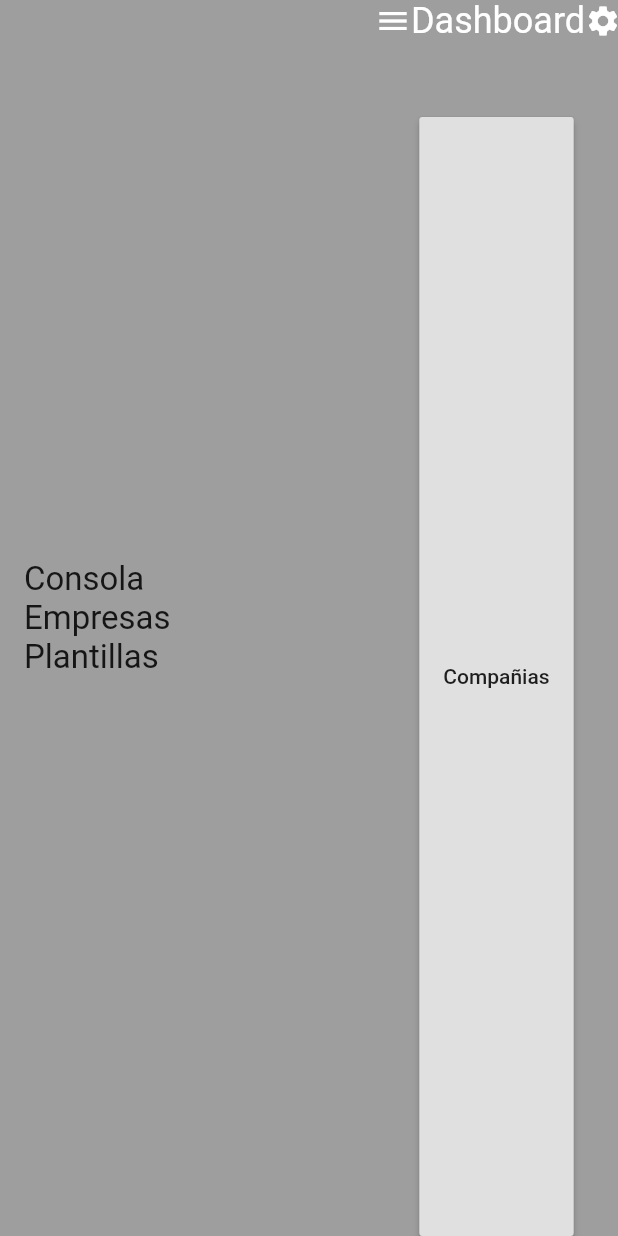
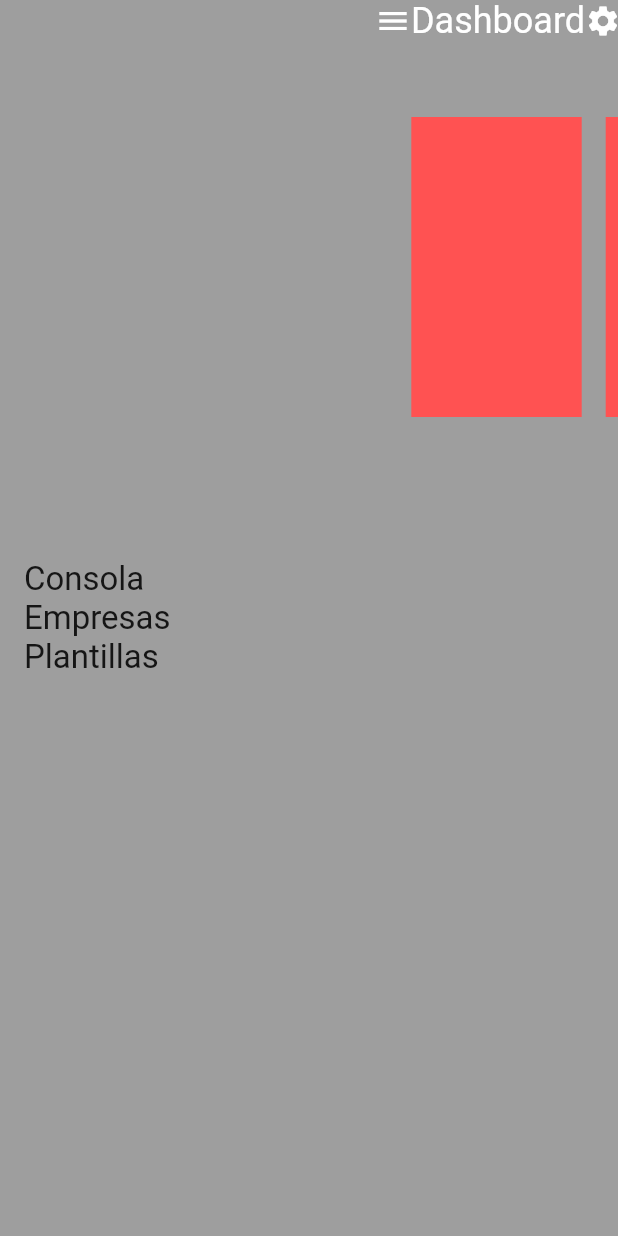
Before and after one commit to andreslab/paas-platform-master, a Flutter app: the screen it shows after launch, on a phone screen of 412 x 824 dp. Run offline on Flutter 3.47's test engine with Material 2 defaults, Android fonts, the phone set to English and light mode, and no system bars.

Commit message:
basic dasboard

```diff
--- a/lib/pages/home.dart
+++ b/lib/pages/home.dart
@@ -4,10 +4,25 @@ class HomePage extends StatelessWidget {
   @override
   Widget build(BuildContext context) {
     return Container(
-      child: RaisedButton(
-        child: Text("Compañias"),
-        onPressed: () => Navigator.pushNamed(context, "company"),
-      ),
-    );
+        child: Column(
+      children: <Widget>[
+        Container(
+          height: 200,
+          child: PageView.builder(
+            itemCount: 10,
+            controller: PageController(viewportFraction: 0.8),
+            scrollDirection: Axis.horizontal,
+            pageSnapping: true,
+            itemBuilder: (context, position) {
+              return Container(
+                margin: const EdgeInsets.symmetric(horizontal: 8),
+                color: Colors.redAccent,
+                width: 100,
+              );
+            }
+          ),
+        )
+      ],
+    ));
   }
 }
```
